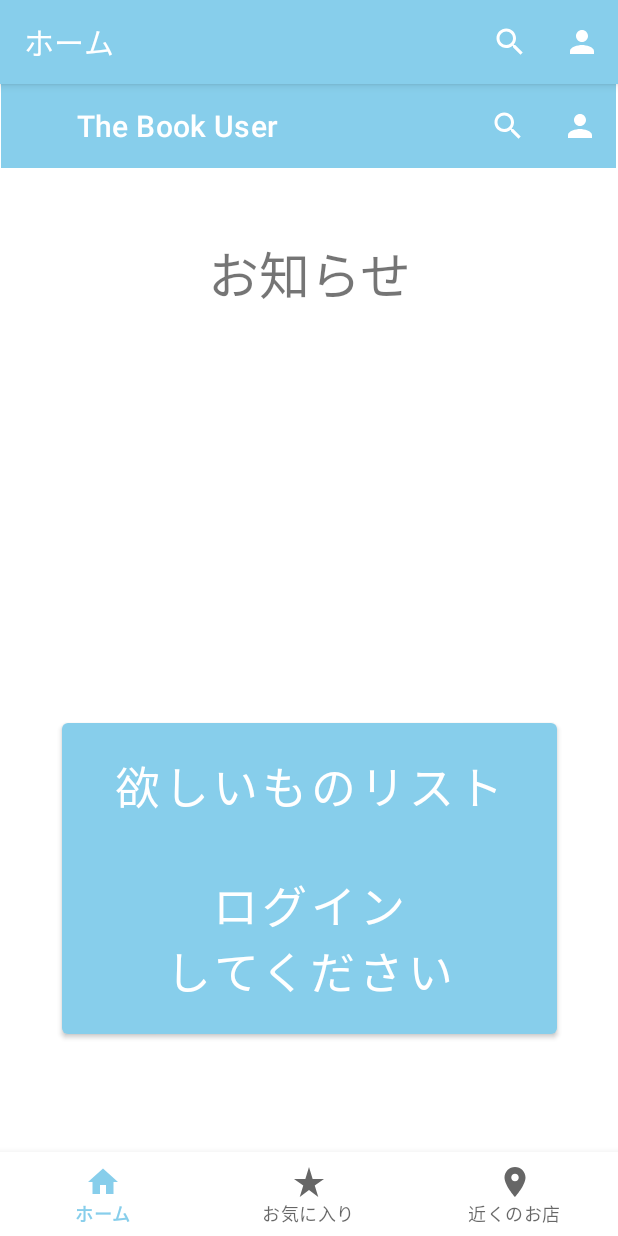
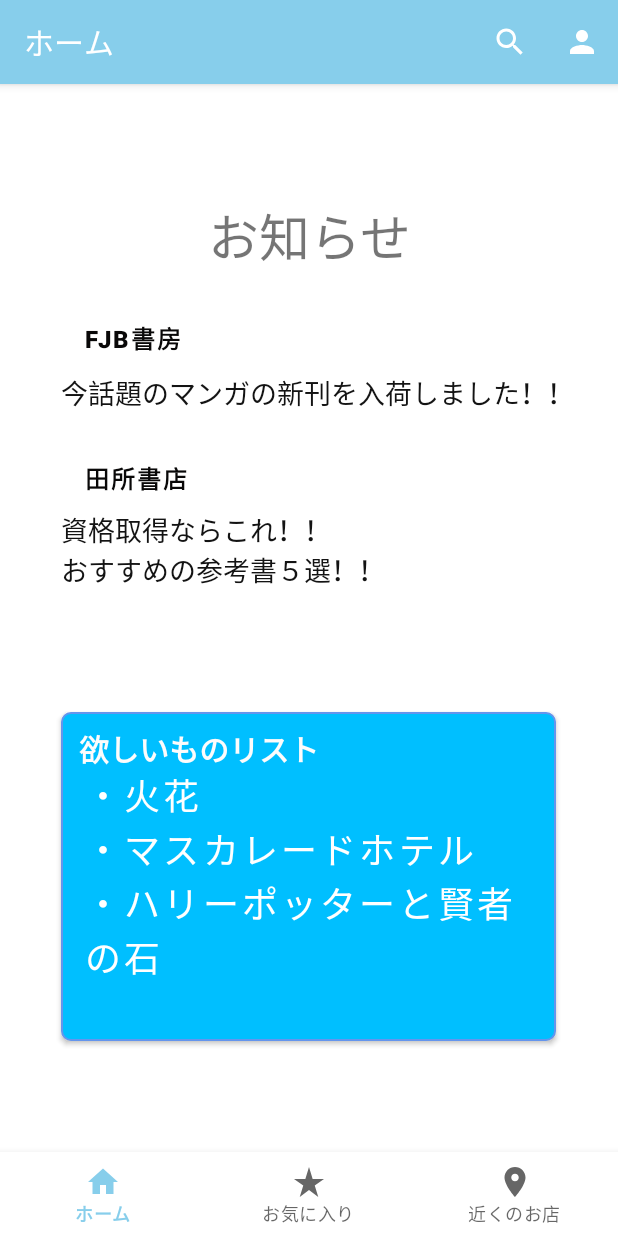
Before and after one commit to x19g001/TheBookUser, an Android app: the screen it shows after launch (MainActivity), on a phone screen of 412 x 824 dp. Run offline under Robolectric (Android 15) with nearby library versions, the phone set to English and light mode, and no system bars; our stand-ins replace navigation-ui.

Commit message:
20211214

```diff
--- a/app/src/main/res/layout/activity_main.xml
+++ b/app/src/main/res/layout/activity_main.xml
@@ -31,18 +31,18 @@
         app:layout_constraintTop_toTopOf="parent"
         app:navGraph="@navigation/mobile_navigation" />
 
-    <androidx.appcompat.widget.Toolbar
-        android:id="@+id/toolbarTop"
-        android:layout_width="410dp"
-        android:layout_height="wrap_content"
-        android:layout_marginEnd="1dp"
-        android:background="?attr/colorPrimary"
-        android:minHeight="?attr/actionBarSize"
-        android:theme="?attr/actionBarTheme"
-        app:title="       The Book User"
-        app:layout_constraintEnd_toEndOf="parent"
-        app:layout_constraintTop_toTopOf="parent"
-        app:menu="@menu/top_menu" />
+<!--    <androidx.appcompat.widget.Toolbar-->
+<!--        android:id="@+id/toolbarTop"-->
+<!--        android:layout_width="410dp"-->
+<!--        android:layout_height="wrap_content"-->
+<!--        android:layout_marginEnd="1dp"-->
+<!--        android:background="?attr/colorPrimary"-->
+<!--        android:minHeight="?attr/actionBarSize"-->
+<!--        android:theme="?attr/actionBarTheme"-->
+<!--        app:title="       The Book User"-->
+<!--        app:layout_constraintEnd_toEndOf="parent"-->
+<!--        app:layout_constraintTop_toTopOf="parent"-->
+<!--        app:menu="@menu/top_menu" />-->
 
 
 
--- a/app/src/main/res/layout/fragment_home.xml
+++ b/app/src/main/res/layout/fragment_home.xml
@@ -8,16 +8,65 @@
     tools:context=".ui.home.HomeFragment">
 
     <Button
+        android:id="@+id/button2"
+        android:layout_width="132dp"
+        android:layout_height="45dp"
+        android:layout_marginTop="12dp"
+        android:background="#00000000"
+        android:text="田所書店"
+        android:textAlignment="textStart"
+        android:textColor="#090808"
+        android:textSize="16sp"
+        android:textStyle="bold"
+        app:layout_constraintEnd_toEndOf="parent"
+        app:layout_constraintHorizontal_bias="0.145"
+        app:layout_constraintStart_toStartOf="parent"
+        app:layout_constraintTop_toBottomOf="@+id/textView3" />
+
+    <TextView
+        android:id="@+id/textView5"
+        android:layout_width="353dp"
+        android:layout_height="51dp"
+        android:layout_marginTop="92dp"
+        android:text="資格取得ならこれ！！\nおすすめの参考書５選！！"
+        android:textColor="#131313"
+        android:textSize="18sp"
+        app:layout_constraintEnd_toEndOf="@+id/button"
+        app:layout_constraintHorizontal_bias="0.0"
+        app:layout_constraintStart_toStartOf="@+id/button"
+        app:layout_constraintTop_toBottomOf="@+id/button" />
+
+    <Button
+        android:id="@+id/button"
+        android:layout_width="133dp"
+        android:layout_height="45dp"
+        android:layout_marginTop="20dp"
+        android:background="#00000000"
+        android:text="FJB書房"
+        android:textAlignment="textStart"
+        android:textColor="#090808"
+        android:textSize="16sp"
+        android:textStyle="bold"
+        app:layout_constraintEnd_toEndOf="parent"
+        app:layout_constraintHorizontal_bias="0.145"
+        app:layout_constraintStart_toStartOf="parent"
+        app:layout_constraintTop_toBottomOf="@+id/textView" />
+
+    <Button
         android:id="@+id/home_button"
         android:layout_width="330dp"
         android:layout_height="219dp"
-        android:text="@string/roguinsite"
-        android:textSize="30sp"
+        android:text="・火花\n・マスカレードホテル\n・ハリーポッターと賢者の石"
+        android:textAlignment="textStart"
+        android:textSize="24sp"
+        android:background="@drawable/ok_button"
+        app:backgroundTint="@null"
         app:layout_constraintBottom_toBottomOf="parent"
         app:layout_constraintEnd_toEndOf="parent"
+        app:layout_constraintHorizontal_bias="0.493"
         app:layout_constraintStart_toStartOf="parent"
         app:layout_constraintTop_toTopOf="parent"
-        app:layout_constraintVertical_bias="0.766" />
+        app:layout_constraintVertical_bias="0.763" />
 
     <TextView
         android:id="@+id/textView"
@@ -25,13 +74,39 @@
         android:layout_height="wrap_content"
         android:layout_marginStart="170dp"
         android:layout_marginEnd="183dp"
-        android:layout_marginBottom="268dp"
+        android:layout_marginBottom="292dp"
         android:text="お知らせ"
         android:textSize="34sp"
         app:layout_constraintBottom_toTopOf="@+id/home_button"
         app:layout_constraintEnd_toEndOf="parent"
         app:layout_constraintHorizontal_bias="0.415"
         app:layout_constraintStart_toStartOf="parent" />
+
+    <TextView
+        android:id="@+id/textView3"
+        android:layout_width="356dp"
+        android:layout_height="36dp"
+        android:text="今話題のマンガの新刊を入荷しました！！"
+        android:textColor="#131313"
+        android:textSize="18sp"
+        app:layout_constraintEnd_toEndOf="@+id/button"
+        app:layout_constraintHorizontal_bias="0.0"
+        app:layout_constraintStart_toStartOf="@+id/button"
+        app:layout_constraintTop_toBottomOf="@+id/button" />
+
+    <TextView
+        android:id="@+id/textView6"
+        android:layout_width="wrap_content"
+        android:layout_height="wrap_content"
+        android:layout_marginStart="12dp"
+        android:layout_marginBottom="180dp"
+        android:text="欲しいものリスト"
+        android:textColor="#FDFCFC"
+        android:textSize="20sp"
+        android:textStyle="bold"
+        android:translationZ="10dp"
+        app:layout_constraintBottom_toBottomOf="@+id/home_button"
+        app:layout_constraintStart_toStartOf="@+id/home_button" />
 
     <!--    <androidx.appcompat.widget.Toolbar-->
 <!--        android:id="@+id/toolbar"-->
--- a/app/src/main/res/layout/fragment_navigation_choiceaccount.xml
+++ b/app/src/main/res/layout/fragment_navigation_choiceaccount.xml
@@ -11,12 +11,13 @@
     <Button
         android:id="@+id/new_a_button"
         android:layout_width="308dp"
-        android:layout_height="56dp"
+        android:layout_height="70dp"
         android:layout_marginStart="8dp"
         android:layout_marginTop="384dp"
         android:layout_marginEnd="8dp"
         android:background="@drawable/next_new_account"
         android:text="@string/new_account_text"
+        android:textSize="20sp"
         app:backgroundTint="@null"
         app:layout_constraintEnd_toEndOf="parent"
         app:layout_constraintHorizontal_bias="0.505"
@@ -38,19 +39,20 @@
         android:layout_marginStart="104dp"
         android:layout_marginTop="180dp"
         android:text="@string/login_tips"
-        android:textSize="18sp"
+        android:textSize="20sp"
         app:layout_constraintStart_toStartOf="parent"
         app:layout_constraintTop_toTopOf="parent" />
 
     <Button
         android:id="@+id/next_log_button"
         android:layout_width="308dp"
-        android:layout_height="56dp"
+        android:layout_height="70dp"
         android:layout_marginStart="8dp"
         android:layout_marginTop="48dp"
         android:layout_marginEnd="8dp"
         android:background="@drawable/next_login"
         android:text="@string/login_text"
+        android:textSize="20sp"
         app:backgroundTint="@null"
         app:layout_constraintEnd_toEndOf="parent"
         app:layout_constraintStart_toStartOf="parent"
```
